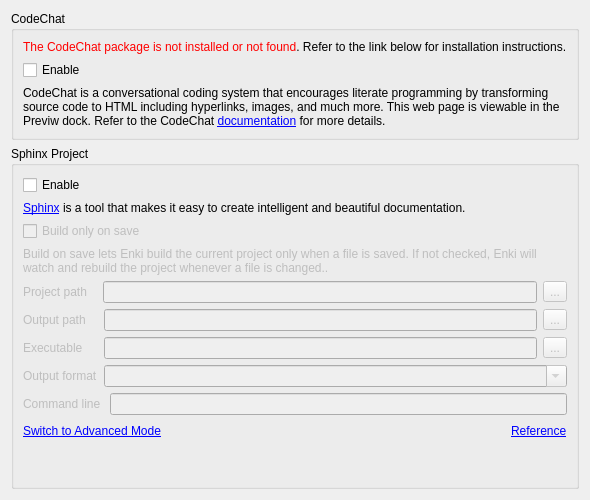
This is enki/plugins/preview/Settings.ui in andreikop/enki as Qt 5 draws it before an edit. The edited form follows.
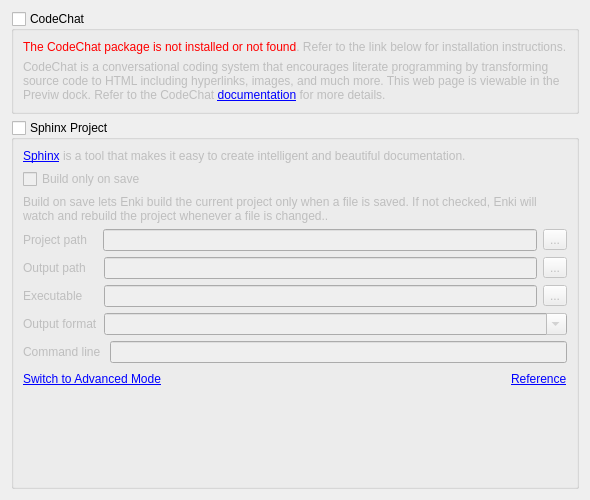
This is the edited form.

Commit message: Fix: Use groupbox checkable option to toggle CodeChat and Sphinx Bug: Now when codechat or sphinx is not installed, the hyperlinks in the description text will be ineffective. User will have no way to go to the website to install codechat or sphinx.

```diff
--- a/enki/plugins/preview/Settings.ui
+++ b/enki/plugins/preview/Settings.ui
@@ -19,6 +19,12 @@
      <property name="title">
       <string>CodeChat</string>
      </property>
+     <property name="checkable">
+      <bool>true</bool>
+     </property>
+     <property name="checked">
+      <bool>false</bool>
+     </property>
      <layout class="QVBoxLayout" name="verticalLayout">
       <item>
        <widget class="QLabel" name="labelCodeChatNotInstalled">
@@ -27,19 +33,6 @@
         </property>
        </widget>
       </item>
-      <item>
-       <widget class="QCheckBox" name="cbCodeChatEnable">
-        <property name="text">
-         <string>Enable</string>
-        </property>
-        <property name="checkable">
-         <bool>true</bool>
-        </property>
-        <property name="checked">
-         <bool>false</bool>
-        </property>
-       </widget>
-      </item>
       <item>
        <widget class="QLabel" name="label">
         <property name="text">
@@ -61,20 +54,13 @@
      <property name="title">
       <string>Sphinx Project</string>
      </property>
+        <property name="checkable">
+         <bool>true</bool>
+        </property>
+        <property name="checked">
+         <bool>false</bool>
+        </property>
      <layout class="QVBoxLayout" name="loSphinxProject">
-      <item>
-       <widget class="QCheckBox" name="cbSphinxEnable">
-        <property name="text">
-         <string>Enable</string>
-        </property>
-        <property name="checkable">
-         <bool>true</bool>
-        </property>
-        <property name="checked">
-         <bool>false</bool>
-        </property>
-       </widget>
-      </item>
       <item>
        <widget class="QLabel" name="labelSphinxIntro">
         <property name="text">
```
Left out of the diff: 2 changed lines with no effect on the pictures. The commit also changes 2 other files.
